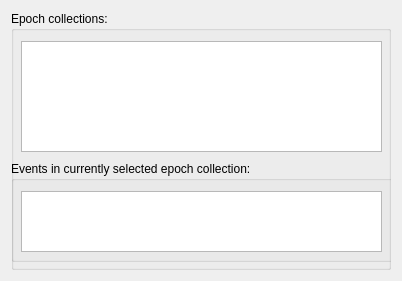
Before: the Qt Designer form qt4Designer_ui_files/epochWidgetUi.ui in cibr-jyu/meggie, drawn with Qt 5.
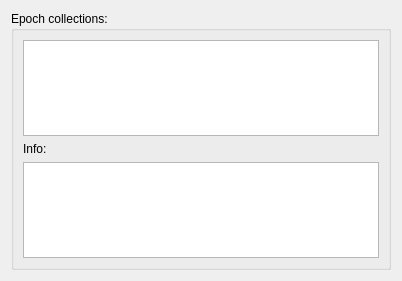
After: the same form once the commit is applied.

Commit message: Start implementing the TFR tab

Diff of the .ui file:
```diff
--- a/qt4Designer_ui_files/epochWidgetUi.ui
+++ b/qt4Designer_ui_files/epochWidgetUi.ui
@@ -21,43 +21,19 @@
        <property name="title">
         <string>Epoch collections:</string>
        </property>
+       <layout class="QGridLayout" name="gridLayout">
+        <item row="0" column="0">
        <widget class="QListWidget" name="listWidgetEpochs">
-        <property name="geometry">
-         <rect>
-          <x>10</x>
-          <y>30</y>
-          <width>361</width>
-          <height>111</height>
-         </rect>
-        </property>
         <property name="selectionMode">
          <enum>QAbstractItemView::SingleSelection</enum>
         </property>
        </widget>
-       <widget class="QGroupBox" name="groupBoxEvents">
-        <property name="geometry">
-         <rect>
-          <x>0</x>
-          <y>150</y>
-          <width>391</width>
-          <height>101</height>
-         </rect>
-        </property>
-        <property name="title">
-         <string>Events in currently selected epoch collection:</string>
-        </property>
+        </item>
+        <item row="2" column="0">
         <widget class="QListWidget" name="listWidgetEvents">
          <property name="enabled">
           <bool>true</bool>
          </property>
-         <property name="geometry">
-          <rect>
-           <x>10</x>
-           <y>30</y>
-           <width>361</width>
-           <height>61</height>
-          </rect>
-         </property>
          <property name="editTriggers">
           <set>QAbstractItemView::NoEditTriggers</set>
          </property>
@@ -65,7 +41,15 @@
           <enum>QAbstractItemView::NoSelection</enum>
          </property>
         </widget>
-       </widget>
+        </item>
+        <item row="1" column="0">
+         <widget class="QLabel" name="labelInfo">
+          <property name="text">
+           <string>Info:</string>
+          </property>
+         </widget>
+        </item>
+       </layout>
       </widget>
      </item>
     </layout>
```
Lines whose indentation alone changed are shown as unchanged. The commit also changes 7 other files.
